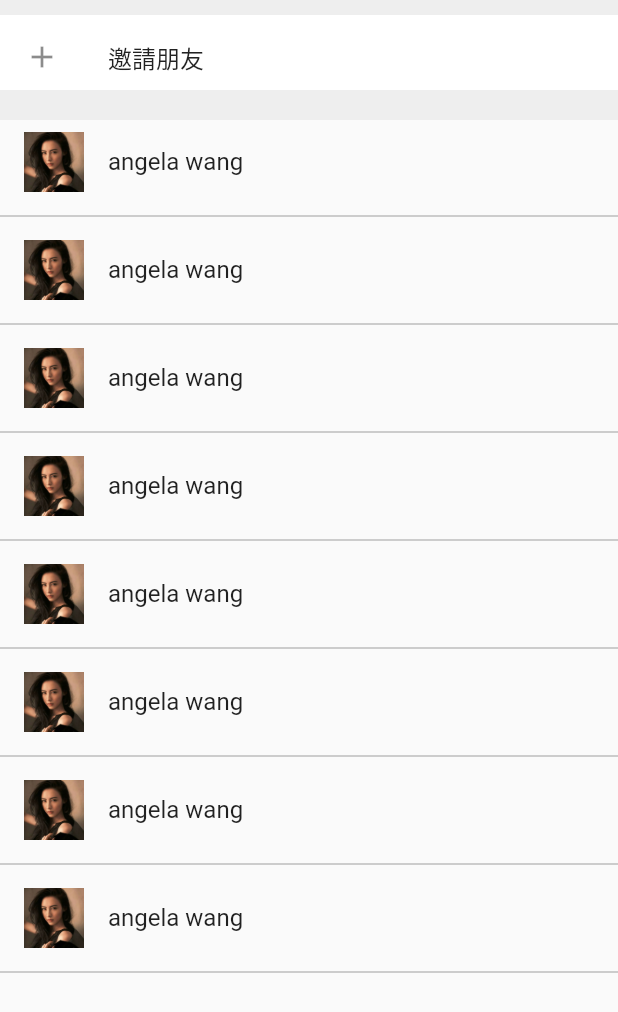
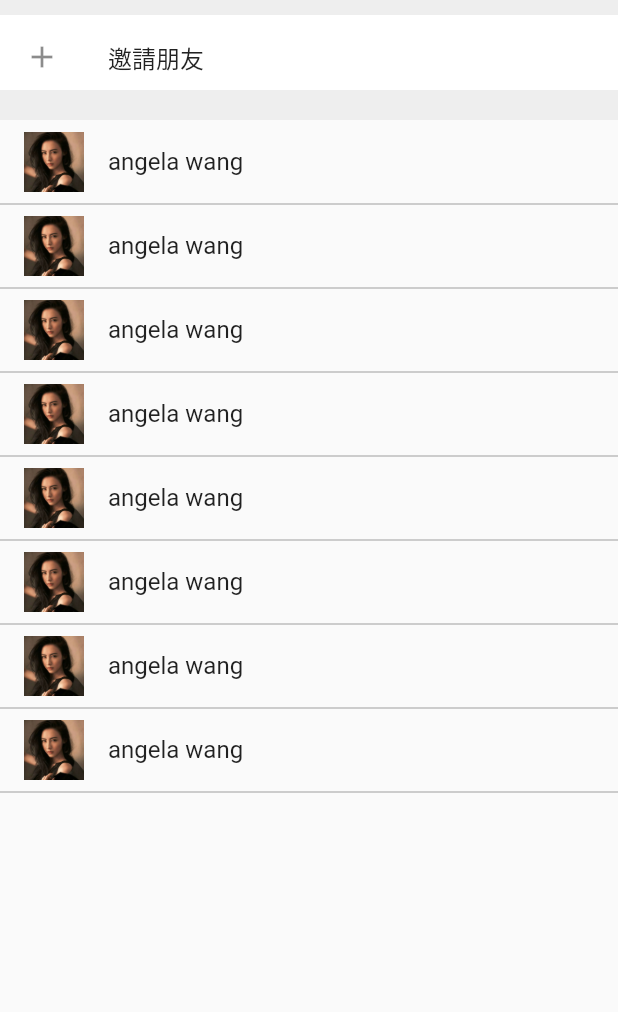
Before and after one commit to 0x5487/learning-flutter, a Flutter app: the ContactList widget shown alone on an empty page, opened directly, on a phone screen of 412 x 824 dp. Shown: the top 1012 px of the screen. Run offline on Flutter 3.47's test engine with Material 2 defaults, Android fonts, the phone set to English and light mode, and no system bars; generated files the repository leaves out were written again.

Commit message:
refactoring contact_list

```diff
--- a/lib/widgets/contact_list.dart
+++ b/lib/widgets/contact_list.dart
@@ -36,7 +36,10 @@ class ContactList extends StatelessWidget {
               height: 40.0,
             ),
           ),
-          Divider(color: Colors.grey),
+          Divider(
+            color: Colors.grey,
+            height: 0,
+          )
         ],
       ),
       Column(
@@ -54,7 +57,10 @@ class ContactList extends StatelessWidget {
               height: 40.0,
             ),
           ),
-          Divider(color: Colors.grey),
+          Divider(
+            color: Colors.grey,
+            height: 0,
+          ),
         ],
       ),
       Column(
@@ -72,7 +78,10 @@ class ContactList extends StatelessWidget {
               height: 40.0,
             ),
           ),
-          Divider(color: Colors.grey),
+          Divider(
+            color: Colors.grey,
+            height: 0,
+          )
         ],
       ),
       Column(
@@ -90,7 +99,10 @@ class ContactList extends StatelessWidget {
               height: 40.0,
             ),
           ),
-          Divider(color: Colors.grey),
+          Divider(
+            color: Colors.grey,
+            height: 0,
+          )
         ],
       ),
       Column(
@@ -108,7 +120,10 @@ class ContactList extends StatelessWidget {
               height: 40.0,
             ),
           ),
-          Divider(color: Colors.grey),
+          Divider(
+            color: Colors.grey,
+            height: 0,
+          )
         ],
       ),
       Column(
@@ -126,7 +141,10 @@ class ContactList extends StatelessWidget {
               height: 40.0,
             ),
           ),
-          Divider(color: Colors.grey),
+          Divider(
+            color: Colors.grey,
+            height: 0,
+          )
         ],
       ),
       Column(
@@ -144,7 +162,10 @@ class ContactList extends StatelessWidget {
               height: 40.0,
             ),
           ),
-          Divider(color: Colors.grey),
+          Divider(
+            color: Colors.grey,
+            height: 0,
+          )
         ],
       ),
       Column(
@@ -162,7 +183,10 @@ class ContactList extends StatelessWidget {
               height: 40.0,
             ),
           ),
-          Divider(color: Colors.grey),
+          Divider(
+            color: Colors.grey,
+            height: 0,
+          )
         ],
       ),
     ]);
--- a/lib/widgets/conversation_list.dart
+++ b/lib/widgets/conversation_list.dart
@@ -42,7 +42,10 @@ class ConversationList extends StatelessWidget {
                       trailing: Column(
                         children: _buildTrailing(source),
                       )),
-                  Divider(color: Colors.grey),
+                  Divider(
+                    color: Colors.grey,
+                    height: 0,
+                  )
                 ]);
               });
         });
```
